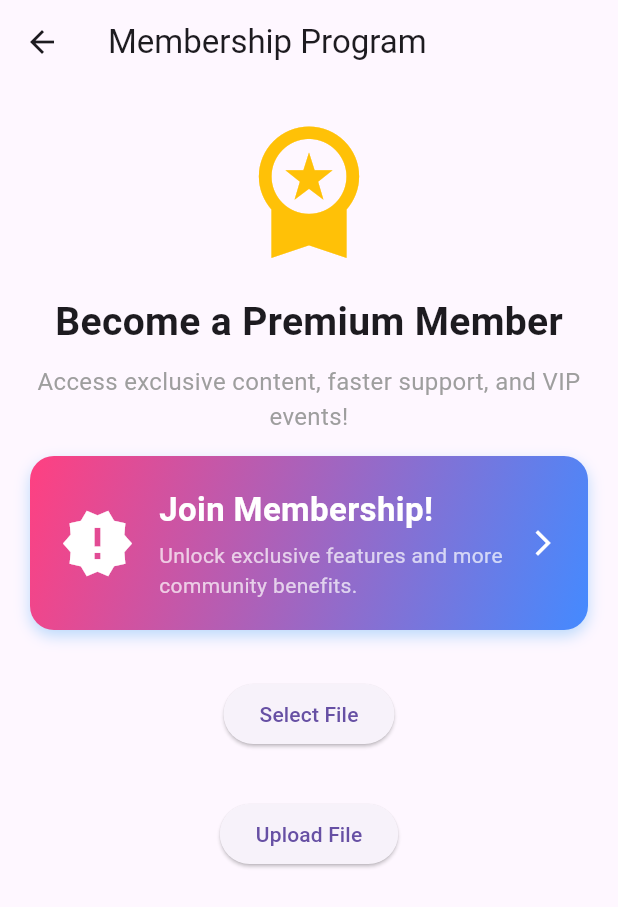
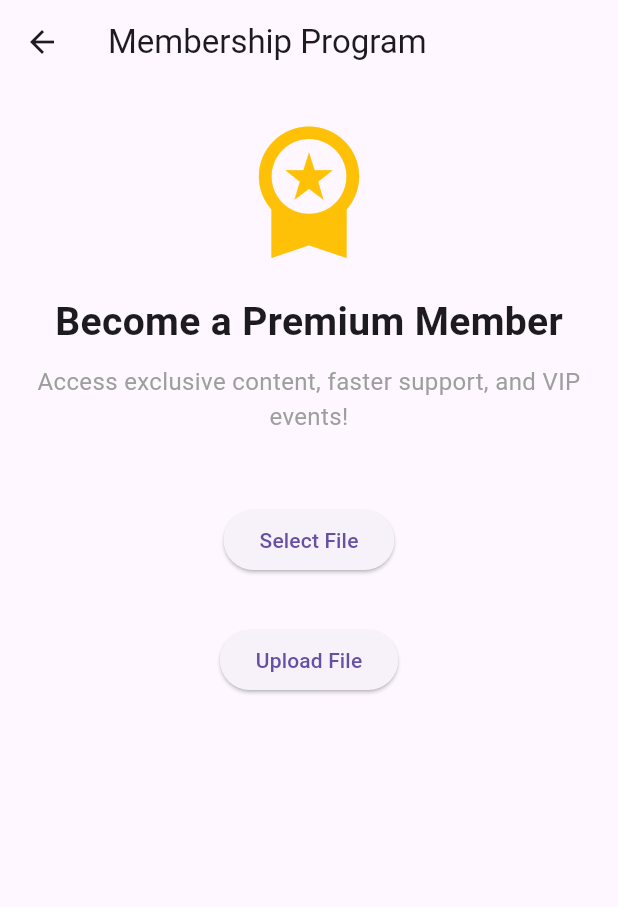
Before and after one commit to ainjhaa/Scrumbl_iServe-SRM, a Flutter app: the MembershipPage screen opened directly, after a tap on "Upload File", on a phone screen of 412 x 824 dp. Shown: the top 907 px of the screen. Run offline on Flutter 3.47's test engine with Material 3 defaults, Android fonts, the phone set to English and light mode, and no system bars; our stand-ins replace cloud_firestore, file_picker, firebase_auth, firebase_core, firebase_storage, get and 3 more; missing offline and left inert: flutter_stripe; accounts and stored records are empty.

Commit message:
Update membership_page.dart

```diff
--- a/lib/screens/membership_page.dart
+++ b/lib/screens/membership_page.dart
@@ -19,6 +19,11 @@ import 'register_member.dart';
 class MembershipPage extends StatefulWidget {
   const MembershipPage({super.key});
 
+  Stream<DocumentSnapshot> getMembershipStatus() {
+    final user = FirebaseAuth.instance.currentUser!;
+    return FirebaseFirestore.instance.collection('membership_requests').doc(user.uid).snapshots();
+  }
+
   @override
   State<MembershipPage> createState() => _MembershipPage();
 }
@@ -30,22 +35,41 @@ class _MembershipPage extends State<MembershipPage> {
   UploadTask? uploadTask;
 
   Future uploadFile() async {
-    final path = 'files/${pickedFile!.name}';
+    if (pickedFile == null) return;
+
+    final user = FirebaseAuth.instance.currentUser!;
     final file = File(pickedFile!.path!);
 
+    final path = 'membership_uploads/${user.uid}/${pickedFile!.name}';
     final ref = FirebaseStorage.instance.ref().child(path);
+
     setState(() {
       uploadTask = ref.putFile(file);
     });
 
     final snapshot = await uploadTask!.whenComplete(() {});
+    final urlDownload = await snapshot.ref.getDownloadURL();
 
-    final urlDownload = await snapshot.ref.getDownloadURL();
+    // Save metadata to Firestore
+    await FirebaseFirestore.instance
+        .collection('membership_requests')
+        .doc(user.uid)
+      .set({
+      'uid': user.uid,
+      'email': user.email,
+      'fileName': pickedFile!.name,
+      'fileUrl': urlDownload,
+      'uploadedAt': FieldValue.serverTimestamp(),
+      'status': 'pending',
+      });
+
+    setState(() => uploadTask = null);
+
+    ScaffoldMessenger.of(context).showSnackBar(
+      const SnackBar(content: Text("File uploaded successfully!")),
+    );
+
     print('Download Link: $urlDownload');
-
-    setState(() {
-      uploadTask = null;
-    });
   }
 
   Future selectFile() async {
@@ -57,10 +81,8 @@ class _MembershipPage extends State<MembershipPage> {
     });
   }
 
-
-
   @override
-Widget buildProgress() => StreamBuilder<TaskSnapshot>(
+  Widget buildProgress() => StreamBuilder<TaskSnapshot>(
       stream: uploadTask?.snapshotEvents,
       builder: (context, snapshot) {
         if (snapshot.hasData) {
@@ -111,15 +133,6 @@ Widget buildProgress() => StreamBuilder<TaskSnapshot>(
               style: TextStyle(fontSize: 16, color: Colors.grey),
             ),
             const SizedBox(height: 15),
-            // 🔹 Membership promo card
-            MembershipCard(
-              title: "Join Membership!",
-              subtitle: "Unlock exclusive features and more community benefits.",
-              onTap: () => Navigator.push(
-                context,
-                MaterialPageRoute(builder: (_) => const RegisterMember()),
-              ),
-            ),
 
             if (pickedFile != null)
               Container(
```
